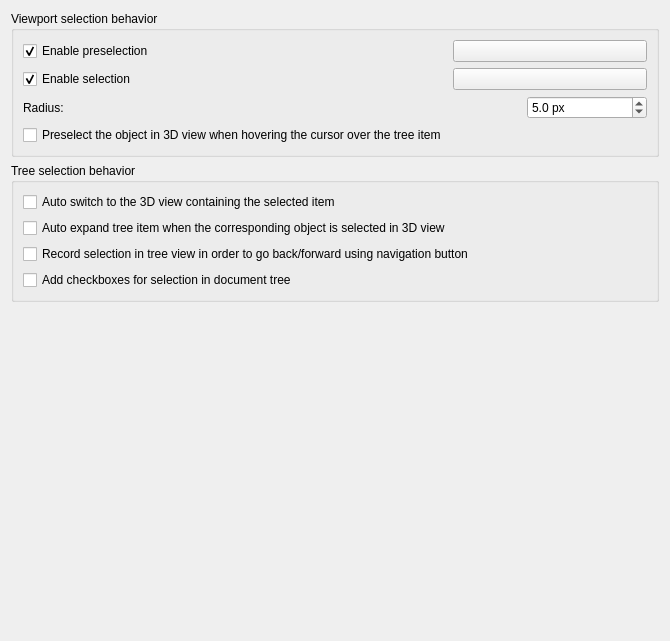
Qt form src/Gui/PreferencePages/DlgSettingsSelection.ui (southseact-3d/fcd) before a commit.
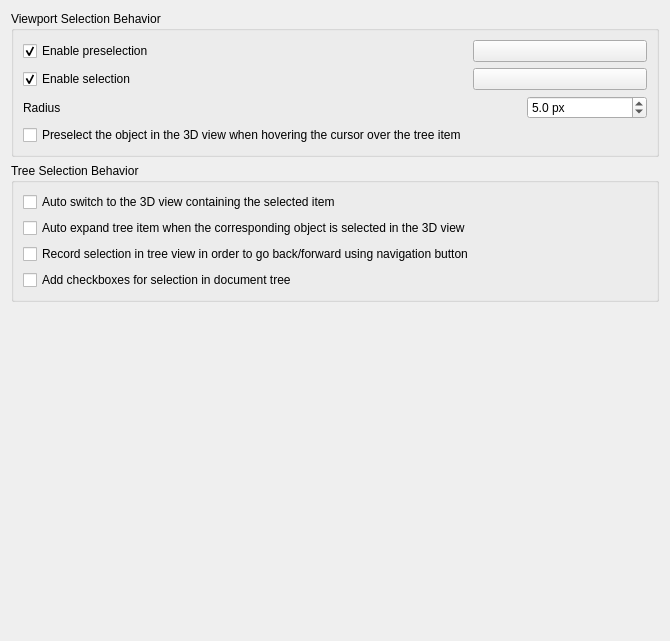
The same form after that commit. Custom widgets are drawn as their Qt base class.

```diff
--- a/src/Gui/PreferencePages/DlgSettingsSelection.ui
+++ b/src/Gui/PreferencePages/DlgSettingsSelection.ui
@@ -17,7 +17,7 @@
    <item>
     <widget class="QGroupBox" name="groupBox">
      <property name="title">
-      <string>Viewport selection behavior</string>
+      <string>Viewport Selection Behavior</string>
      </property>
      <layout class="QGridLayout" name="gridLayout">
       <item row="4" column="1">
@@ -64,7 +64,7 @@
         <item>
          <widget class="QLabel" name="spinPickRadiusLabel">
           <property name="text">
-           <string>Radius:</string>
+           <string>Radius</string>
           </property>
          </widget>
         </item>
@@ -170,7 +170,7 @@
       <item row="8" column="0">
        <widget class="Gui::PrefCheckBox" name="checkBoxPreselect">
         <property name="text">
-         <string>Preselect the object in 3D view when hovering the cursor over the tree item</string>
+         <string>Preselect the object in the 3D view when hovering the cursor over the tree item</string>
         </property>
         <property name="prefEntry" stdset="0">
          <cstring>PreSelection</cstring>
@@ -186,7 +186,7 @@
    <item>
     <widget class="QGroupBox" name="groupBox_3">
      <property name="title">
-      <string>Tree selection behavior</string>
+      <string>Tree Selection Behavior</string>
      </property>
      <layout class="QVBoxLayout" name="verticalLayout_2">
       <item>
@@ -205,7 +205,7 @@
       <item>
        <widget class="Gui::PrefCheckBox" name="checkBoxAutoExpand">
         <property name="text">
-         <string>Auto expand tree item when the corresponding object is selected in 3D view</string>
+         <string>Auto expand tree item when the corresponding object is selected in the 3D view</string>
         </property>
         <property name="prefEntry" stdset="0">
          <cstring>SyncSelection</cstring>
```
Left out of the diff: 4 changed lines with no effect on the pictures.
